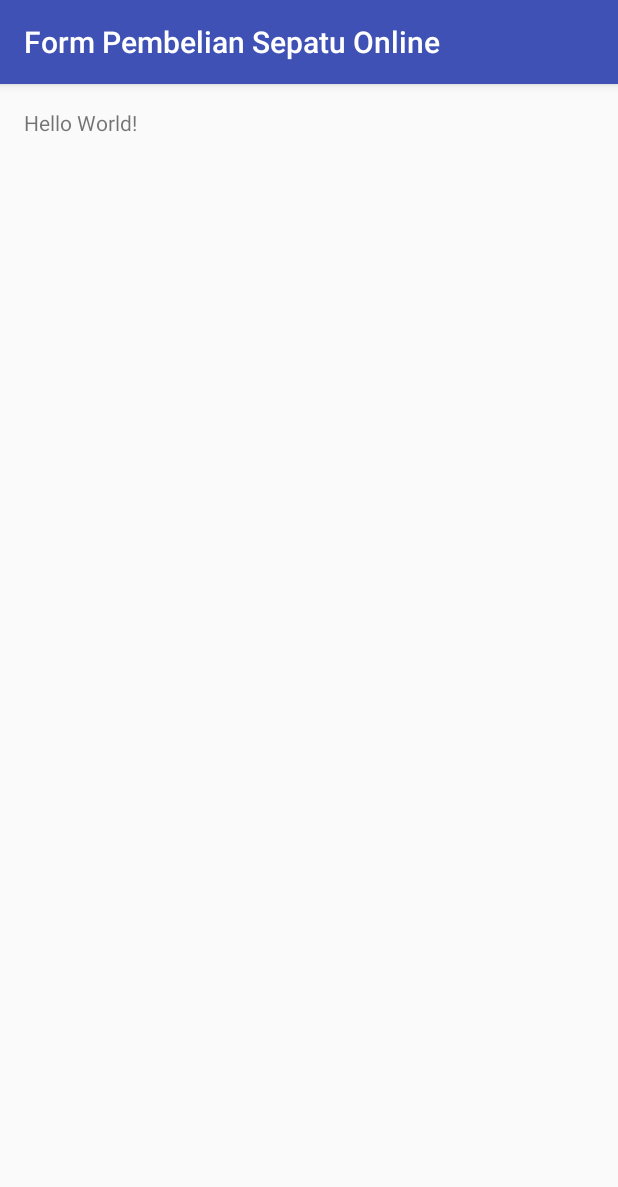
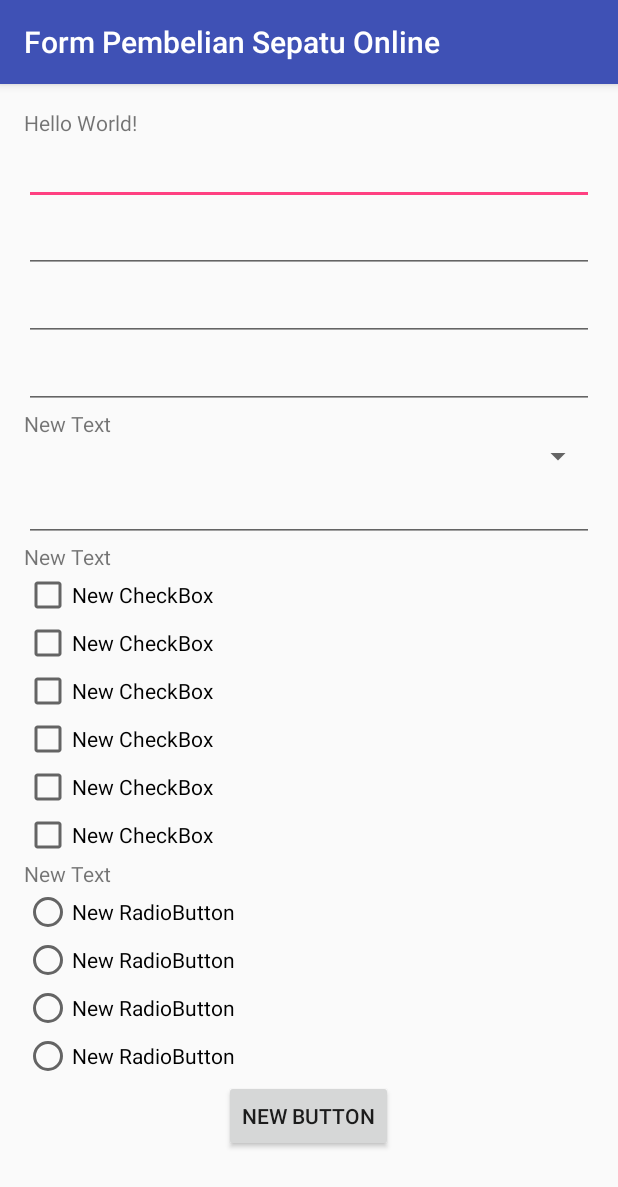
Before and after one commit to arnettarahma/FormPembelianSepatuOnline, an Android app: the screen it shows after launch (MainActivity), on a phone screen of 412 x 824 dp. Shown: the top 1187 px of the screen. Run offline under Robolectric (Android 15) with nearby library versions, the phone set to English and light mode, and no system bars.

Commit message:
-first commit -second commit menambahkan EditText, Spinner, TextView, CheckBox, RadioGroup, RadioButton, dan Button pada layout

```diff
--- a/app/src/main/res/layout/activity_main.xml
+++ b/app/src/main/res/layout/activity_main.xml
@@ -1,8 +1,9 @@
 <?xml version="1.0" encoding="utf-8"?>
-<RelativeLayout xmlns:android="http://schemas.android.com/apk/res/android"
+<LinearLayout xmlns:android="http://schemas.android.com/apk/res/android"
     xmlns:tools="http://schemas.android.com/tools"
     android:layout_width="match_parent"
     android:layout_height="match_parent"
+    android:orientation="vertical"
     android:paddingBottom="@dimen/activity_vertical_margin"
     android:paddingLeft="@dimen/activity_horizontal_margin"
     android:paddingRight="@dimen/activity_horizontal_margin"
@@ -13,4 +14,127 @@
         android:layout_width="wrap_content"
         android:layout_height="wrap_content"
         android:text="Hello World!" />
-</RelativeLayout>
+
+    <EditText
+        android:id="@+id/editText"
+        android:layout_width="match_parent"
+        android:layout_height="wrap_content" />
+
+    <EditText
+        android:id="@+id/editText2"
+        android:layout_width="match_parent"
+        android:layout_height="wrap_content"
+        android:layout_gravity="center_horizontal" />
+
+    <EditText
+        android:id="@+id/editText3"
+        android:layout_width="match_parent"
+        android:layout_height="wrap_content" />
+
+    <EditText
+        android:id="@+id/editText4"
+        android:layout_width="match_parent"
+        android:layout_height="wrap_content"
+        android:layout_gravity="center_horizontal" />
+
+    <TextView
+        android:id="@+id/textView"
+        android:layout_width="wrap_content"
+        android:layout_height="wrap_content"
+        android:text="New Text" />
+
+    <Spinner
+        android:id="@+id/spinner"
+        android:layout_width="match_parent"
+        android:layout_height="wrap_content"
+        android:layout_gravity="center_horizontal" />
+
+    <EditText
+        android:id="@+id/editText5"
+        android:layout_width="match_parent"
+        android:layout_height="wrap_content" />
+
+    <TextView
+        android:id="@+id/textView2"
+        android:layout_width="wrap_content"
+        android:layout_height="wrap_content"
+        android:text="New Text" />
+
+    <CheckBox
+        android:id="@+id/checkBox"
+        android:layout_width="wrap_content"
+        android:layout_height="wrap_content"
+        android:text="New CheckBox" />
+
+    <CheckBox
+        android:id="@+id/checkBox2"
+        android:layout_width="wrap_content"
+        android:layout_height="wrap_content"
+        android:text="New CheckBox" />
+
+    <CheckBox
+        android:id="@+id/checkBox3"
+        android:layout_width="wrap_content"
+        android:layout_height="wrap_content"
+        android:text="New CheckBox" />
+
+    <CheckBox
+        android:id="@+id/checkBox4"
+        android:layout_width="wrap_content"
+        android:layout_height="wrap_content"
+        android:text="New CheckBox" />
+
+    <CheckBox
+        android:id="@+id/checkBox5"
+        android:layout_width="wrap_content"
+        android:layout_height="wrap_content"
+        android:text="New CheckBox" />
+
+    <CheckBox
+        android:id="@+id/checkBox6"
+        android:layout_width="wrap_content"
+        android:layout_height="wrap_content"
+        android:text="New CheckBox" />
+
+    <TextView
+        android:id="@+id/textView3"
+        android:layout_width="wrap_content"
+        android:layout_height="wrap_content"
+        android:text="New Text" />
+
+    <RadioGroup
+        android:layout_width="match_parent"
+        android:layout_height="match_parent">
+
+        <RadioButton
+            android:id="@+id/radioButton"
+            android:layout_width="wrap_content"
+            android:layout_height="wrap_content"
+            android:text="New RadioButton" />
+
+        <RadioButton
+            android:id="@+id/radioButton2"
+            android:layout_width="wrap_content"
+            android:layout_height="wrap_content"
+            android:text="New RadioButton" />
+
+        <RadioButton
+            android:id="@+id/radioButton3"
+            android:layout_width="wrap_content"
+            android:layout_height="wrap_content"
+            android:text="New RadioButton" />
+
+        <RadioButton
+            android:id="@+id/radioButton4"
+            android:layout_width="wrap_content"
+            android:layout_height="wrap_content"
+            android:text="New RadioButton" />
+
+        <Button
+            android:id="@+id/button"
+            android:layout_width="wrap_content"
+            android:layout_height="wrap_content"
+            android:layout_gravity="center_horizontal"
+            android:text="New Button" />
+    </RadioGroup>
+</LinearLayout>
```
